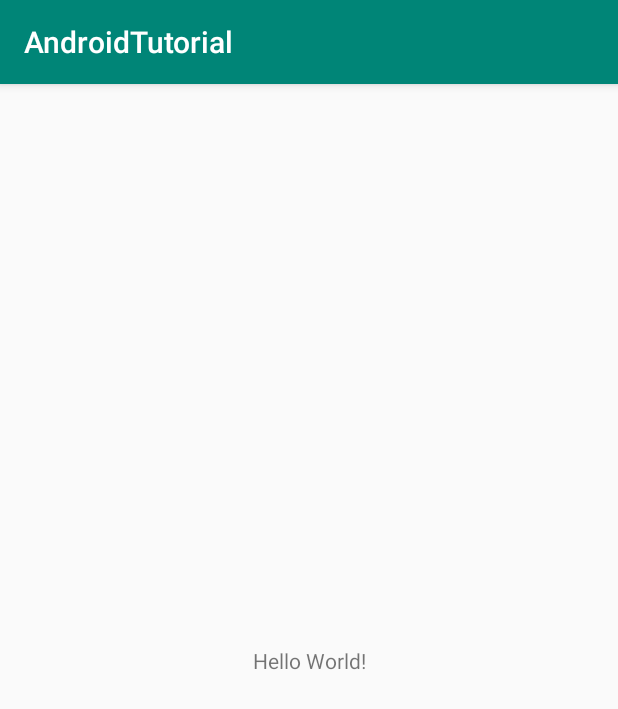
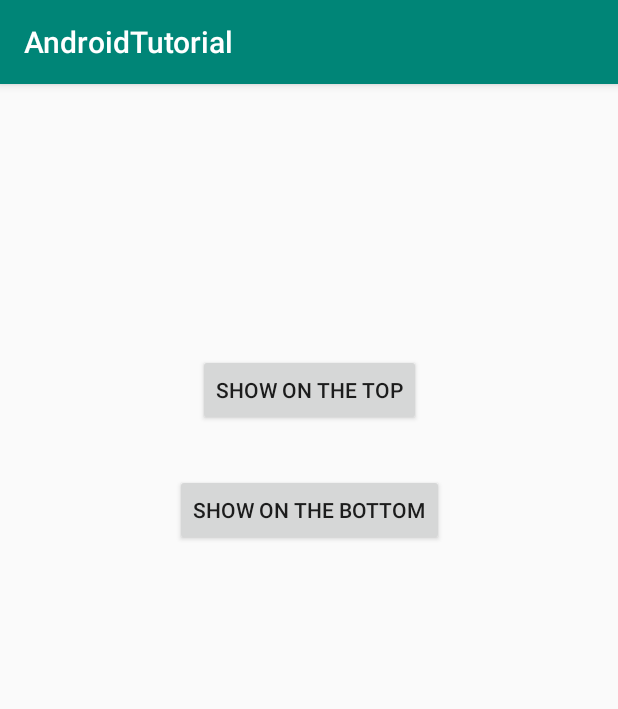
Before and after one commit to lucas-militao/Android-Certification, an Android app: the screen it shows after launch (MainActivity), on a phone screen of 412 x 824 dp. Shown: the top 709 px of the screen. Run offline under Robolectric (Android 15) with nearby library versions, the phone set to English and light mode, and no system bars.

Commit message:
Implementação da notificação do tipo toast padrão e personalizado

```diff
--- a/app/src/main/java/com/example/androidtutorial/MainActivity.kt
+++ b/app/src/main/java/com/example/androidtutorial/MainActivity.kt
@@ -2,11 +2,32 @@ package com.example.androidtutorial
 
 import androidx.appcompat.app.AppCompatActivity
 import android.os.Bundle
+import android.view.Gravity
+import android.view.View
+import android.widget.Toast
+import kotlinx.android.synthetic.main.activity_main.*
 
 class MainActivity : AppCompatActivity() {
 
     override fun onCreate(savedInstanceState: Bundle?) {
         super.onCreate(savedInstanceState)
         setContentView(R.layout.activity_main)
+
+        setupView()
+    }
+
+    private fun setupView() {
+        toastTopButton.setOnClickListener(notificationOnTop())
+        toastBottomButton.setOnClickListener(notificationOnBottom())
+    }
+
+    private fun notificationOnTop() = View.OnClickListener() {
+        var toast = Toast.makeText(this, getString(R.string.notification_top), Toast.LENGTH_LONG)
+        toast.setGravity(Gravity.TOP, 0 , 0)
+        toast.show()
+    }
+
+    private fun notificationOnBottom() = View.OnClickListener() {
+        Toast.makeText(this, getString(R.string.notification_bottom), Toast.LENGTH_LONG).show()
     }
 }
--- a/app/src/main/res/layout/activity_main.xml
+++ b/app/src/main/res/layout/activity_main.xml
@@ -7,13 +7,24 @@
     android:layout_height="match_parent"
     tools:context=".MainActivity">
 
-    <TextView
+    <Button
+        android:id="@+id/toastTopButton"
         android:layout_width="wrap_content"
         android:layout_height="wrap_content"
-        android:text="Hello World!"
-        app:layout_constraintBottom_toBottomOf="parent"
-        app:layout_constraintLeft_toLeftOf="parent"
-        app:layout_constraintRight_toRightOf="parent"
+        android:layout_marginTop="180dp"
+        android:text="Show on the top"
+        app:layout_constraintEnd_toEndOf="parent"
+        app:layout_constraintStart_toStartOf="parent"
         app:layout_constraintTop_toTopOf="parent" />
 
+    <Button
+        android:id="@+id/toastBottomButton"
+        android:layout_width="wrap_content"
+        android:layout_height="wrap_content"
+        android:layout_marginTop="32dp"
+        android:text="Show on the bottom"
+        app:layout_constraintEnd_toEndOf="parent"
+        app:layout_constraintStart_toStartOf="parent"
+        app:layout_constraintTop_toBottomOf="@+id/toastTopButton" />
+
 </androidx.constraintlayout.widget.ConstraintLayout>
--- a/app/src/main/res/values/strings.xml
+++ b/app/src/main/res/values/strings.xml
@@ -1,3 +1,5 @@
 <resources>
     <string name="app_name">AndroidTutorial</string>
+    <string name="notification_bottom">Bottom notification</string>
+    <string name="notification_top">Top notification</string>
 </resources>
```
